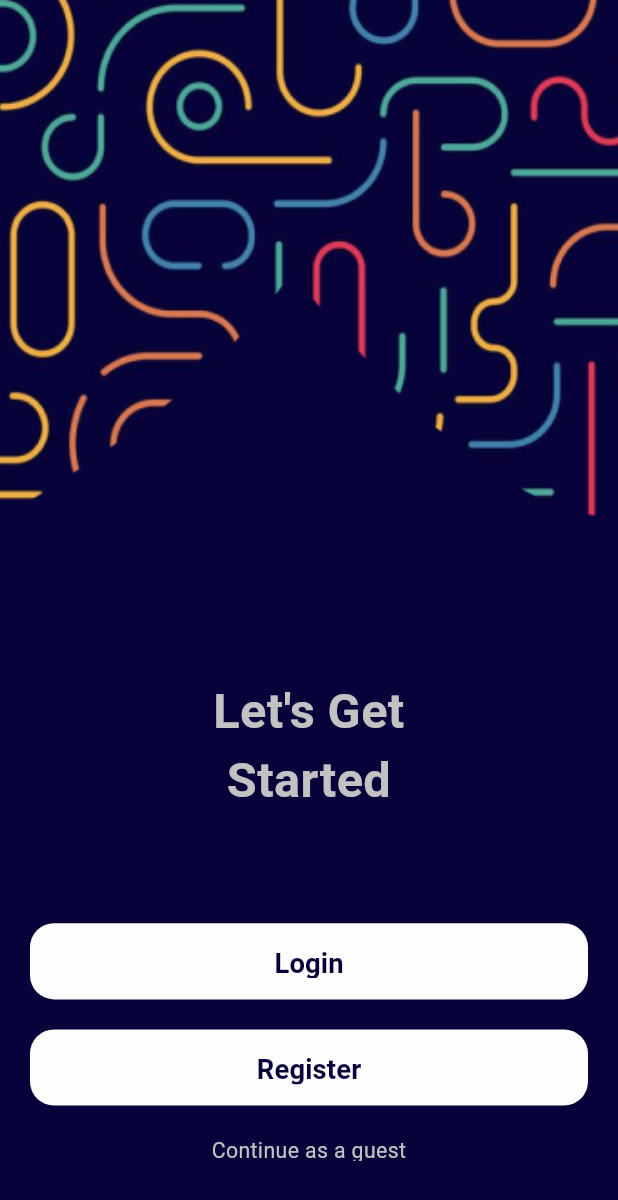
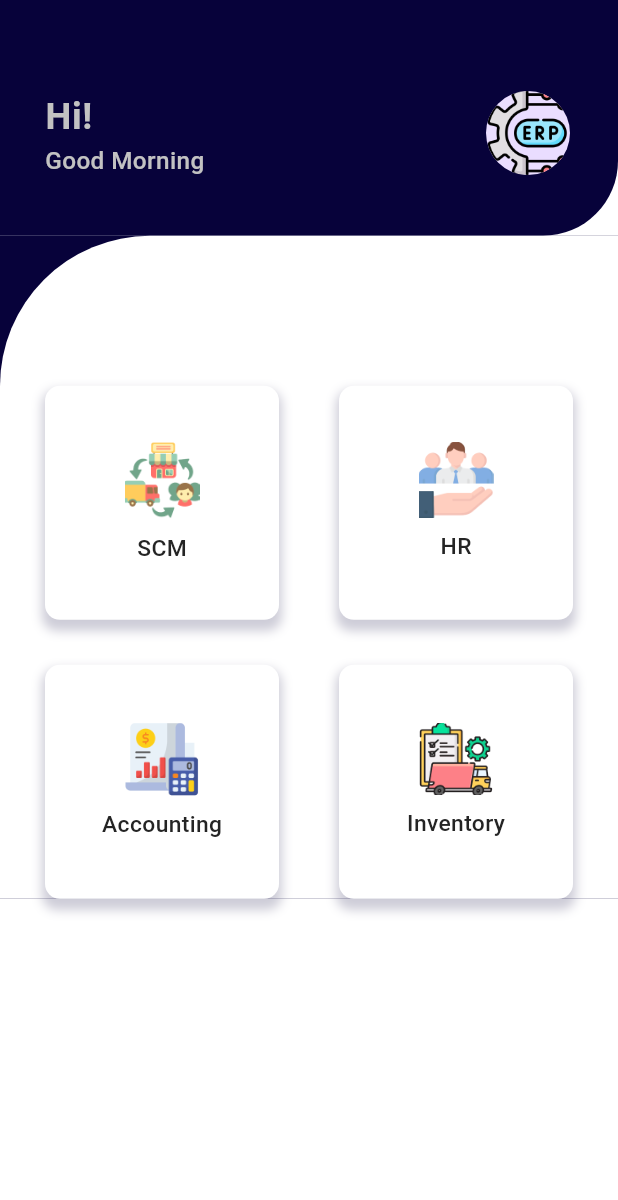
Before and after one commit to YoussefReda-YRM/erp_system, a Flutter app: the screen it shows after launch, on a phone screen of 412 x 824 dp. Shown: the top 1200 px of the screen. Run offline on Flutter 3.47's test engine with Material 3 defaults, Android fonts, the light colour scheme and no system bars; our stand-ins replace dartz, dio, equatable, flutter_bloc, flutter_screenutil, flutter_svg and 5 more; generated files the repository leaves out were written again.

Commit message:
create home screen

```diff
--- a/lib/core/utils/app_router.dart
+++ b/lib/core/utils/app_router.dart
@@ -5,6 +5,7 @@ import 'package:erp_system/features/auth/create_new_password/ui/create_new_passw
 import 'package:erp_system/features/auth/forgot_password/ui/forgot_password_view.dart';
 import 'package:erp_system/features/auth/sign_up/logic/sign_up_cubit.dart';
 import 'package:erp_system/features/auth/sign_up/ui/register_view.dart';
+import 'package:erp_system/features/home/ui/home_view.dart';
 import 'package:erp_system/features/splash/ui/get_started_view.dart';
 import 'package:erp_system/features/auth/login/ui/login_view.dart';
 import 'package:erp_system/features/auth/otp/ui/otp_view.dart';
@@ -29,6 +30,10 @@ abstract class AppRouter {
       GoRoute(
         path: kSplashView,
         builder: (context, state) => const SplashView(),
+      ),
+      GoRoute(
+        path: kHomeView,
+        builder: (context, state) => const HomeView(),
       ),
       GoRoute(
         path: kgetStartedView,
--- a/lib/core/utils/assets.dart
+++ b/lib/core/utils/assets.dart
@@ -5,4 +5,8 @@ class AssetsData {
   static const backArrow = 'assets/images/back_arrow.png';
   static const splashImage = 'assets/images/splashImage.png';
   static const successMark = 'assets/images/successmark.png';
+  static const accounting = 'assets/images/accounting.png';
+  static const hr = 'assets/images/hr.png';
+  static const inventory = 'assets/images/inventory.png';
+  static const scm = 'assets/images/scm.png';
 }
--- /dev/null
+++ b/lib/features/home/ui/home_view.dart
@@ -0,0 +1,11 @@
+import 'package:erp_system/features/home/ui/widgets/home_view_body.dart';
+import 'package:flutter/material.dart';
+
+class HomeView extends StatelessWidget {
+  const HomeView({super.key});
+
+  @override
+  Widget build(BuildContext context) {
+    return const HomeViewBody();
+  }
+}
--- /dev/null
+++ b/lib/features/home/ui/widgets/home_view_body.dart
@@ -0,0 +1,120 @@
+import 'package:erp_system/core/utils/assets.dart';
+import 'package:erp_system/core/utils/colors_app.dart';
+import 'package:erp_system/core/utils/styles.dart';
+import 'package:flutter/material.dart';
+import 'package:flutter_screenutil/flutter_screenutil.dart';
+import 'package:flutter_svg/svg.dart';
+
+class HomeViewBody extends StatelessWidget {
+  const HomeViewBody({super.key});
+
+  @override
+  Widget build(BuildContext context) {
+    return Scaffold(
+      backgroundColor: Colors.white,
+      body: ListView(
+        padding: EdgeInsets.zero,
+        children: [
+          Container(
+            decoration: const BoxDecoration(
+              color: ColorsApp.primaryColor,
+              borderRadius: BorderRadius.only(
+                bottomRight: Radius.circular(50),
+              ),
+            ),
+            child: Column(
+              children: [
+                SizedBox(
+                  height: 50.h,
+                ),
+                ListTile(
+                  contentPadding: const EdgeInsets.symmetric(horizontal: 30),
+                  title: Text(
+                    'Hi!',
+                    style: Styles.font24LightGreyBold,
+                  ),
+                  subtitle: Text(
+                    'Good Morning',
+                    style: Styles.font16LightGreyMedium,
+                  ),
+                  trailing: const CircleAvatar(
+                    radius: 30,
+                    backgroundImage: AssetImage(
+                      AssetsData.logo,
+                    ),
+                  ),
+                ),
+                SizedBox(
+                  height: 30.h,
+                ),
+              ],
+            ),
+          ),
+          Container(
+            color: ColorsApp.primaryColor,
+            child: Container(
+              padding: const EdgeInsets.symmetric(horizontal: 30),
+              decoration: const BoxDecoration(
+                color: Colors.white,
+                borderRadius: BorderRadius.only(
+                  topLeft: Radius.circular(100),
+                ),
+              ),
+              child: Padding(
+                padding: const EdgeInsets.only(top: 100),
+                child: GridView.count(
+                  shrinkWrap: true,
+                  physics: const NeverScrollableScrollPhysics(),
+                  crossAxisCount: 2,
+                  crossAxisSpacing: 40,
+                  mainAxisSpacing: 30,
+                  children: [
+                    itemModule('SCM', AssetsData.scm),
+                    itemModule('HR', AssetsData.hr),
+                    itemModule('Accounting', AssetsData.accounting),
+                    itemModule('Inventory', AssetsData.inventory),
+                  ],
+                ),
+              ),
+            ),
+          ),
+        ],
+      ),
+    );
+  }
+
+  itemModule(String title, String moduleImage) => InkWell(
+        onTap: () {
+          print(title);
+        },
+        child: Container(
+          decoration: BoxDecoration(
+              color: Colors.white,
+              borderRadius: BorderRadius.circular(10),
+              boxShadow: [
+                BoxShadow(
+                  offset: const Offset(0, 5),
+                  color: ColorsApp.primaryColor.withOpacity(0.2),
+                  spreadRadius: 2,
+                  blurRadius: 5,
+                )
+              ]),
+          child: Column(
+            mainAxisAlignment: MainAxisAlignment.center,
+            children: [
+              Image.asset(
+                moduleImage,
+                width: 50,
+              ),
+              SizedBox(
+                height: 8.h,
+              ),
+              Text(
+                title,
+                style: Styles.font15DarkBlueMedium,
+              )
+            ],
+          ),
+        ),
+      );
+}
--- a/lib/features/splash/ui/widgets/splash_view_body.dart
+++ b/lib/features/splash/ui/widgets/splash_view_body.dart
@@ -63,7 +63,7 @@ class _SplashViewBodyState extends State<SplashViewBody>
 
   void navigateToGetStarted() {
     Future.delayed(const Duration(seconds: 2), () {
-      GoRouter.of(context).push(AppRouter.kgetStartedView);
+      GoRouter.of(context).push(AppRouter.kHomeView);
     });
   }
 }
--- a/lib/main.dart
+++ b/lib/main.dart
@@ -1,8 +1,14 @@
 import 'package:erp_system/core/dependency_injection/service_locator.dart';
 import 'package:erp_system/erp_app.dart';
 import 'package:flutter/material.dart';
+import 'package:flutter/services.dart';
+import 'package:flutter_screenutil/flutter_screenutil.dart';
 
-void main() {
+void main() async {
   setupServiceLocator(); // for dependency injection
+  SystemChrome.setSystemUIOverlayStyle(const SystemUiOverlayStyle(
+    statusBarColor: Colors.transparent
+  ));
+  await ScreenUtil.ensureScreenSize();
   runApp(const ErpApp());
 }
--- a/pubspec.yaml
+++ b/pubspec.yaml
@@ -60,6 +60,8 @@ dependencies:
   intl: ^0.18.1
   easy_localization: ^3.0.2
 
+  flutter_svg: ^2.0.9
+
 dev_dependencies:
   flutter_test:
     sdk: flutter
```
Also changed, not shown: assets/images/accounting.png (added), assets/images/hr.png (added), assets/images/inventory.png (added), assets/images/scm.png (added), lib/features/home/data/repos/home_repo_impl.dart (deleted), lib/features/home/presentation/views/home_view.dart (deleted), pubspec.lock.
